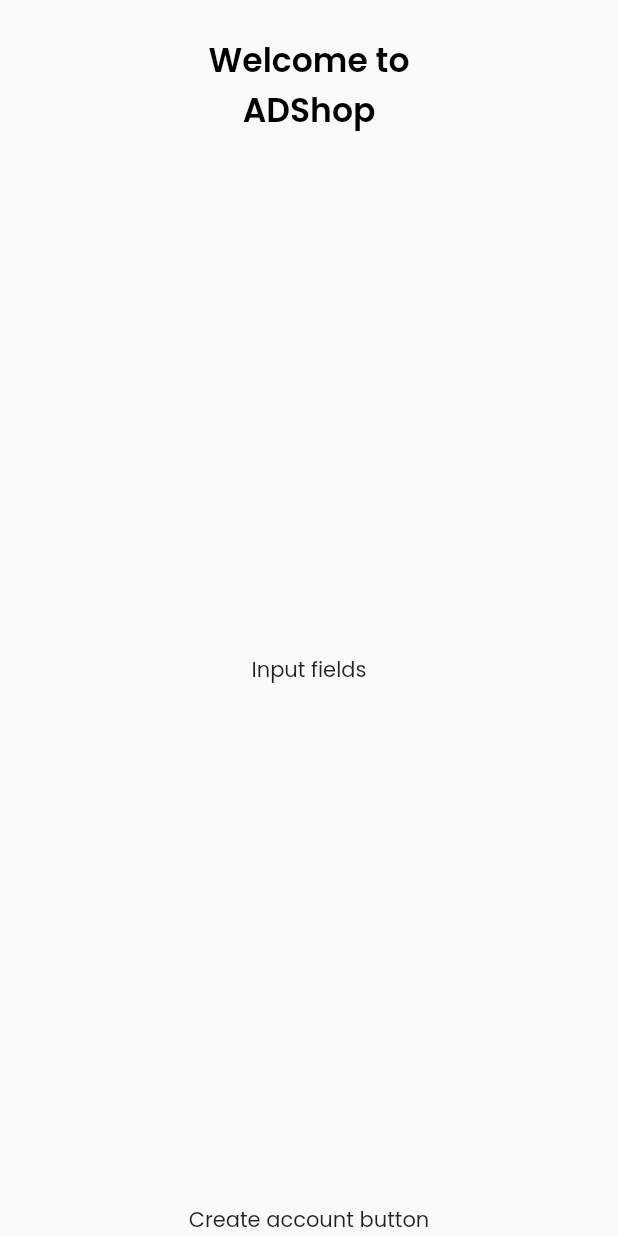
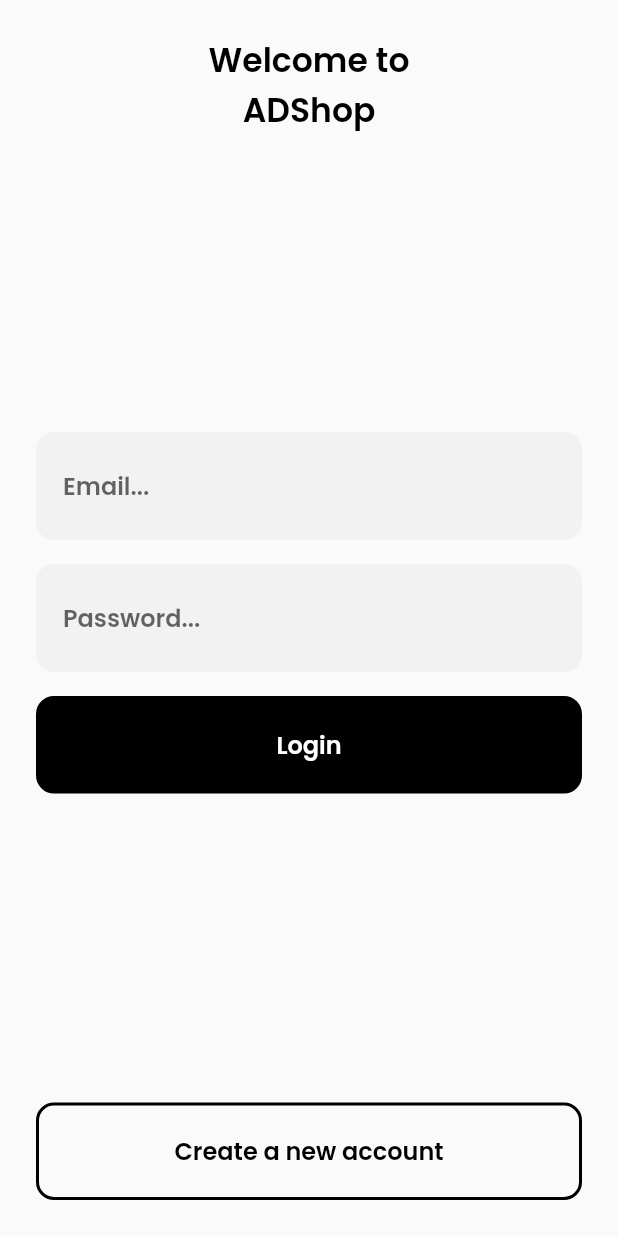
Before and after one commit to TabsOverSpaces4/adshop, a Flutter app: the screen it shows after launch, on a phone screen of 412 x 824 dp. Run offline on Flutter 3.47's test engine with Material 2 defaults, Android fonts, the phone set to English and light mode, and no system bars; our stand-ins replace firebase_auth, firebase_core, google_fonts; accounts and stored records are empty.

Commit message:
Login UI Set up

```diff
--- a/lib/Screens/login.dart
+++ b/lib/Screens/login.dart
@@ -1,3 +1,5 @@
+import 'package:adshop/Widgets/custom_button.dart';
+import 'package:adshop/Widgets/custom_input.dart';
 import 'package:adshop/constants.dart';
 import 'package:flutter/material.dart';
 
@@ -20,15 +22,42 @@
             padding: EdgeInsets.only(
               top: 24.0,
             ),
-            child: Text("Welcome to\nADShop",
+            child: Text(
+              "Welcome to\nADShop",
               textAlign: TextAlign.center,
               style: Constants.boldHeading,
             ),
           ),
-          Text("Input fields"),
-          Text("Create account button")
-        ],),
+          Column(
+            children: [
+              CustomInpt(
+                hintText: "Email...",
+              ),
+              CustomInpt(
+                hintText: "Password...",
+              ),
+              Custombtn(
+                text: "Login",
+                onPressed: () {
+                  print("User clicked login");
+                },
+                outlineBtn: false,
+
               )
-    ));
+            ],
+          ),
+          Padding(
+            padding: const EdgeInsets.only(bottom: 16.0),
+            child: Custombtn(
+              text: "Create a new account",
+              onPressed: () {
+                print("Clicked the create account button");
+              },
+              outlineBtn: true,
+            ),
+          ),
+        ],
+      ),
+    )));
   }
 }
--- a/lib/Widgets/custom_button.dart
+++ b/lib/Widgets/custom_button.dart
@@ -1,11 +1,41 @@
 import 'package:flutter/material.dart';
 
 class Custombtn extends StatelessWidget {
+  final String text;
+  final Function onPressed;
+  final bool outlineBtn;
+  Custombtn({this.text, this.onPressed, this.outlineBtn});
+
   @override
   Widget build(BuildContext context) {
-    return Container(
 
+    bool _outlineBtn = outlineBtn ?? false;
 
+    return GestureDetector(
+      onTap: onPressed,
+          child: Container(
+        height: 65.0,
+        alignment: Alignment.center,
+        decoration: BoxDecoration(
+          color: _outlineBtn ? Colors.transparent : Colors.black,
+            border: Border.all(
+              color: Colors.black,
+              width: 2.0,
+            ),
+            borderRadius: BorderRadius.circular(12.0)),
+        margin: EdgeInsets.symmetric(
+          horizontal: 24.0,
+          vertical: 8.0,
+        ),
+        child: Text(
+          text ?? "Text",
+          style: TextStyle(
+            fontSize: 16.0,
+            color: _outlineBtn ? Colors.black : Colors.white,
+            fontWeight: FontWeight.w600,
+          ),
+        ),
+      ),
     );
   }
 }
--- /dev/null
+++ b/lib/Widgets/custom_input.dart
@@ -0,0 +1,29 @@
+import 'package:adshop/constants.dart';
+import 'package:flutter/material.dart';
+
+class CustomInpt extends StatelessWidget {
+  final String hintText;
+  CustomInpt({this.hintText});
+
+  @override
+  Widget build(BuildContext context) {
+    return Container(
+      margin: EdgeInsets.symmetric(
+        horizontal: 24.0,
+        vertical: 8.0,
+      ),
+      decoration: BoxDecoration(
+          color: Color(0xFFF2F2F2), borderRadius: BorderRadius.circular(12.0)),
+      child: TextField(
+        decoration: InputDecoration(
+            border: InputBorder.none,
+            hintText: hintText ?? "hint Text",
+            contentPadding: EdgeInsets.symmetric(
+              horizontal: 18.0,
+              vertical: 24.0,
+            )),
+        style: Constants.regularDarkText,
+      ),
+    );
+  }
+}
--- a/lib/constants.dart
+++ b/lib/constants.dart
@@ -8,4 +8,7 @@
   static const boldHeading =
       TextStyle(fontSize: 22.0, fontWeight: FontWeight.w600, color: Colors.black);
 
+  static const regularDarkText =
+      TextStyle(fontSize: 16.0, fontWeight: FontWeight.w600, color: Colors.black);
+
 }
--- a/lib/main.dart
+++ b/lib/main.dart
@@ -11,6 +11,7 @@
   @override
   Widget build(BuildContext context) {
     return MaterialApp(
+      debugShowCheckedModeBanner: false,
       theme: ThemeData(
         textTheme: GoogleFonts.poppinsTextTheme(
           Theme.of(context).textTheme,
```
Lines whose indentation alone changed are shown as unchanged.
